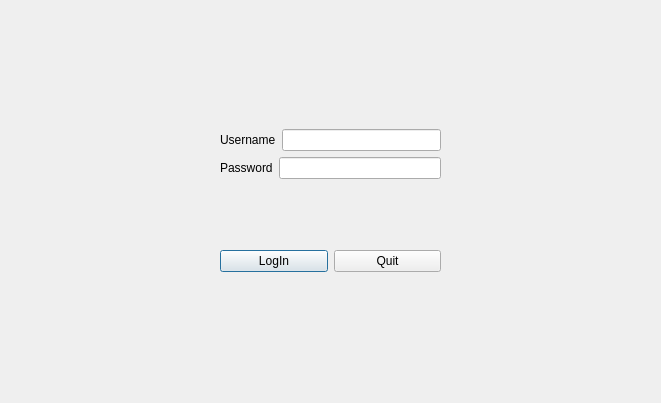
Before: the Qt Designer form GUI/logindialog.ui in Ts-myself/CS205_Proj, drawn with Qt 5.
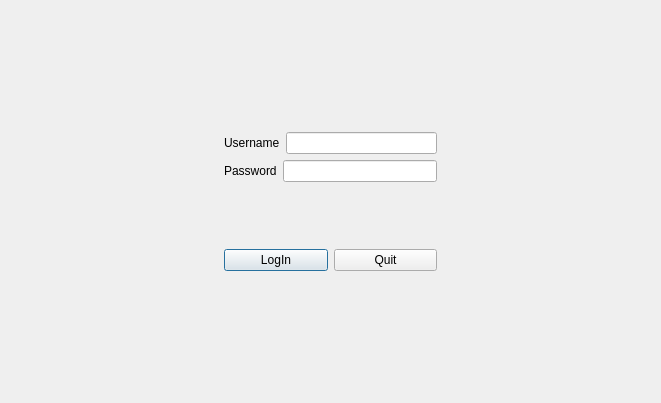
After: the same form once the commit is applied.

Patch:
```diff
--- a/GUI/logindialog.ui
+++ b/GUI/logindialog.ui
@@ -13,15 +13,8 @@
   <property name="windowTitle">
    <string>Dialog</string>
   </property>
-  <widget class="QWidget" name="horizontalLayoutWidget">
-   <property name="geometry">
-    <rect>
-     <x>0</x>
-     <y>0</y>
-     <width>661</width>
-     <height>401</height>
-    </rect>
-   </property>
+  <layout class="QHBoxLayout" name="horizontalLayout_5">
+   <item>
    <layout class="QHBoxLayout" name="horizontalLayout">
     <item>
      <spacer name="horizontalSpacer">
@@ -165,7 +158,8 @@
      </spacer>
     </item>
    </layout>
-  </widget>
+   </item>
+  </layout>
  </widget>
  <resources/>
  <connections>
```
Lines whose indentation alone changed are shown as unchanged.
